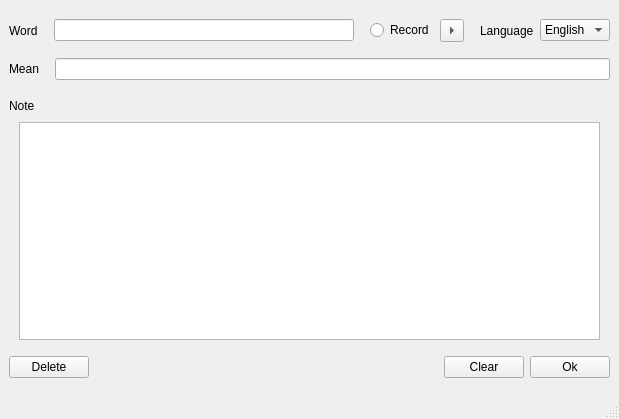
Before: the Qt Designer form add_words_main_window.ui in codincodee/AnyWord, drawn with Qt 5.
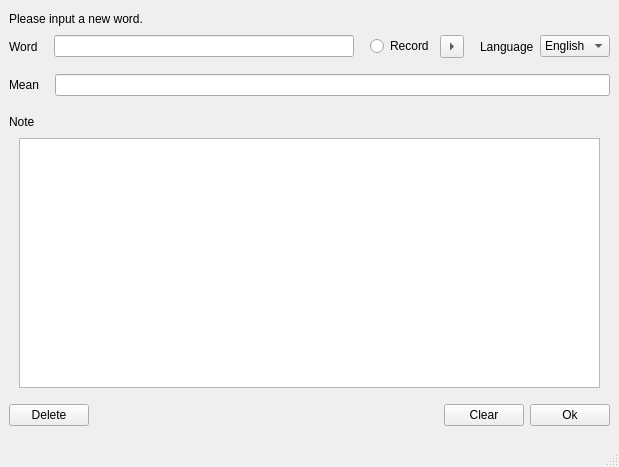
After: the same form once the commit is applied.

```diff
--- a/add_words_main_window.ui
+++ b/add_words_main_window.ui
@@ -6,8 +6,8 @@
    <rect>
     <x>0</x>
     <y>0</y>
-    <width>548</width>
-    <height>419</height>
+    <width>555</width>
+    <height>467</height>
    </rect>
   </property>
   <property name="sizePolicy">
@@ -30,20 +30,31 @@
     <item row="0" column="0">
      <layout class="QVBoxLayout" name="verticalLayout">
       <item>
-       <spacer name="verticalSpacer_3">
+       <layout class="QHBoxLayout" name="horizontalLayout_6">
+        <item>
+         <widget class="QLabel" name="HintLabel">
+          <property name="text">
+           <string>Please input a new word.</string>
+          </property>
+         </widget>
+        </item>
+        <item>
+         <spacer name="horizontalSpacer_9">
         <property name="orientation">
-         <enum>Qt::Vertical</enum>
+           <enum>Qt::Horizontal</enum>
         </property>
         <property name="sizeType">
          <enum>QSizePolicy::Fixed</enum>
         </property>
         <property name="sizeHint" stdset="0">
          <size>
-          <width>20</width>
-          <height>10</height>
+            <width>5</width>
+            <height>20</height>
          </size>
         </property>
        </spacer>
+        </item>
+       </layout>
       </item>
       <item>
        <layout class="QHBoxLayout" name="horizontalLayout">
```
Left out of the diff: 16 changed lines with no effect on the pictures. Lines whose indentation alone changed are shown as unchanged.
